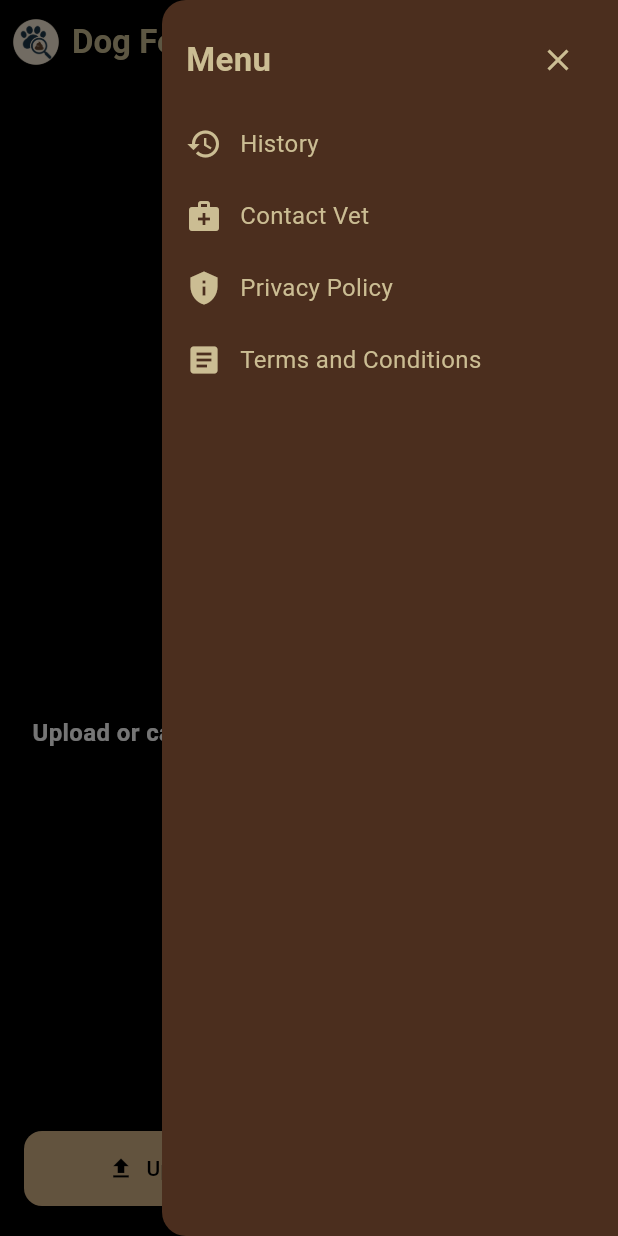
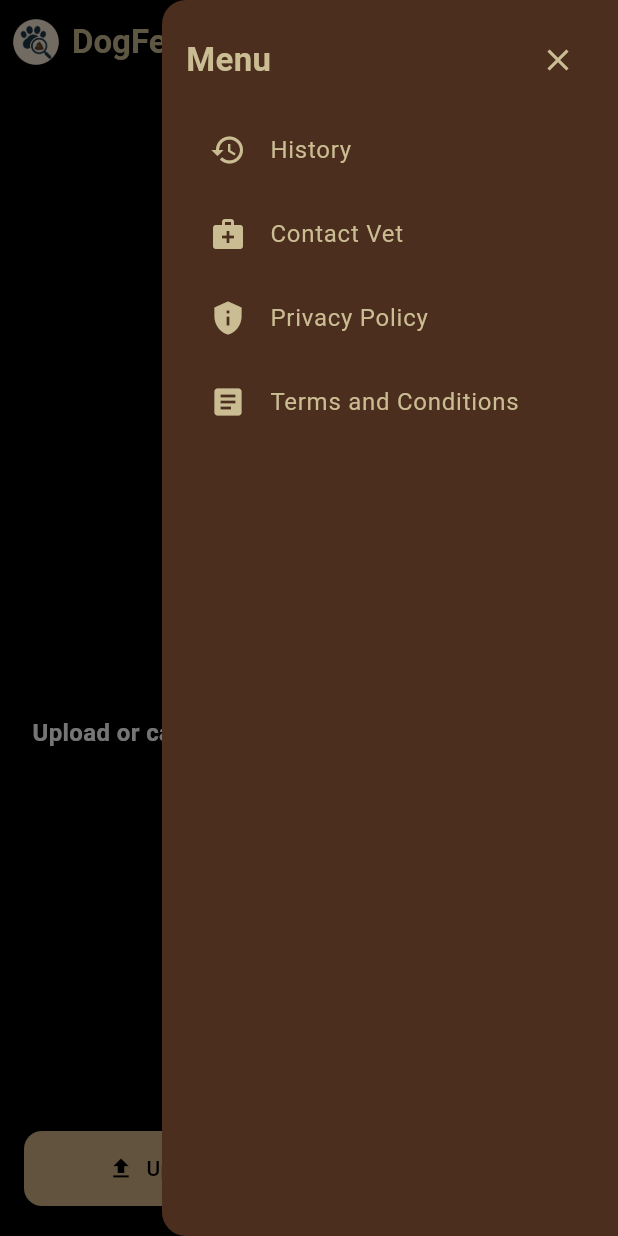
Before and after one commit to Greed003/DogFecalScan, a Flutter app: the HomeScreen screen opened directly, with the side drawer open, on a phone screen of 412 x 824 dp. Run offline on Flutter 3.47's test engine with Material 3 defaults, Android fonts, the phone set to English and light mode, and no system bars; our stand-ins replace image_picker, shared_preferences; missing offline and left inert: tflite_flutter; accounts and stored records are empty.

Commit message:
adding abnormalities

```diff
--- a/lib/main.dart
+++ b/lib/main.dart
@@ -94,6 +94,9 @@ class _HomeScreenState extends State<HomeScreen> {
   final double bloodThreshold = 0.70;
   String _result = "No result";
   bool _isLoading = false;
+  bool _modelsLoaded = false;
+  double _loadingProgress = 0.0;
+  String _loadingStage = "Starting...";
   // ✅ Match Python class_names order
   final List<String> _labels = ["Dry", "Watery", "Normal", "Soft"];
 
@@ -105,31 +108,31 @@ class _HomeScreenState extends State<HomeScreen> {
 
   Future<void> _loadModel() async {
     try {
-      print("⏳ Loading classification model...");
+      setState(() {
+        _isLoading = true;
+      });
+
+      print("⏳ Loading models...");
 
       // ---- CLASSIFICATION MODEL ----
       _interpreter = await Interpreter.fromAsset(
         'model/v2.tflite',
         options: InterpreterOptions()
           ..threads = 4
-          ..useNnApiForAndroid = true, // ⚡ Faster inference
+          ..useNnApiForAndroid = true,
       );
 
       print("✅ Classification model loaded.");
 
-
       // ---- YOLO PARASITE MODEL ----
-      print("⏳ Loading YOLO parasite model...");
-
       _yoloInterpreter = await Interpreter.fromAsset(
         'model/yolov8_parasite.tflite',
         options: InterpreterOptions()
           ..threads = 4
-          ..useNnApiForAndroid = true, // ⚡ Speed boost for YOLO
+          ..useNnApiForAndroid = true,
       );
 
       print("🟢 YOLO model loaded successfully");
-
 
       // ---- LOAD YOLO LABELS ----
       final labelData = await rootBundle.loadString('model/plabels.txt');
@@ -139,8 +142,6 @@ class _HomeScreenState extends State<HomeScreen> {
       print("🏷️ YOLO labels loaded: $_yoloLabels");
 
       // ---- YOLO BLOOD MODEL ----
-      print("⏳ Loading YOLO blood model...");
-
       _bloodInterpreter = await Interpreter.fromAsset(
         'model/yolov8_blood.tflite',
         options: InterpreterOptions()
@@ -160,25 +161,50 @@ class _HomeScreenState extends State<HomeScreen> {
 
       print("🏷️ Blood YOLO labels loaded: $_bloodLabels");
 
-      // ---- LOG CLASSIFICATION INPUT SHAPE ----
+      // ---- LOG INPUT SHAPES ----
       var input1 = _interpreter!.getInputTensor(0);
       print("📏 Classification Input: shape=${input1.shape}, type=${input1.type}");
 
-      // ---- LOG YOLO INPUT SHAPE ----
       var yoloInput = _yoloInterpreter!.getInputTensor(0);
       print("📏 YOLO Input: shape=${yoloInput.shape}, type=${yoloInput.type}");
 
-      // HELP: If input type is int8 or uint8, preprocessing MUST follow
-      print("🔍 YOLO input type is: ${yoloInput.type}");
+      print("🔥 Models fully initialized.");
 
-      print("🔥 Models fully initialized.");
+      // ✅ Models successfully loaded
+      setState(() {
+        _modelsLoaded = true;
+        _isLoading = false;
+      });
+
     } catch (e) {
       print("❌ Failed to load model: $e");
+      setState(() {
+        _isLoading = false;
+        _modelsLoaded = false;
+      });
     }
   }
 
   Future<void> _pickImage(ImageSource source) async {
     try {
+      // ✅ Check if models are loaded before proceeding
+      if (!_modelsLoaded) {
+        showDialog(
+          context: context,
+          builder: (context) => AlertDialog(
+            title: const Text("Models Not Ready"),
+            content: const Text("Please wait for the models to finish loading."),
+            actions: [
+              TextButton(
+                onPressed: () => Navigator.pop(context),
+                child: const Text("OK"),
+              ),
+            ],
+          ),
+        );
+        return;
+      }
+
       final pickedFile = await picker.pickImage(source: source, imageQuality: 85);
 
       if (pickedFile != null) {
@@ -353,9 +379,24 @@ class _HomeScreenState extends State<HomeScreen> {
 
 Future<void> _runModel(File file, {required ImageSource source}) async {
   if (_interpreter == null) return;
-    setState(() { _isLoading = true; });
-    await Future.delayed(const Duration(seconds: 3));
+
+  print("🔄 Starting _runModel - setting isLoading to true");
+  setState(() {
+    _isLoading = true;
+    _loadingProgress = 0.0;
+    _loadingStage = "Initializing...";
+  });
+
   try {
+    // Add initial delay to ensure loading UI is visible
+
+    setState(() {
+      _loadingProgress = 10.0;
+      _loadingStage = "Processing image...";
+    });
+    await Future.delayed(const Duration(milliseconds: 250));
+
+    print("🔄 Running classification model...");
     var inputShape = _interpreter!.getInputTensor(0).shape;
     int inputSize = inputShape[1];
 
@@ -375,14 +416,17 @@ class _HomeScreenState extends State<HomeScreen> {
     );
     double maxValue = probabilities[predictedIndex];
 
-      print("Prediction: ${_labels[predictedIndex]} ($maxValue)");
-      setState(() { _isLoading = false; });
-      // ❗ ONLY STOP LOADING AFTER DECISION
+    print("🎯 Prediction: ${_labels[predictedIndex]} ($maxValue)");
+    setState(() {
+      _loadingProgress = 40.0;
+      _loadingStage = "Analyzing stool type...";
+    });
+    await Future.delayed(const Duration(milliseconds: 250));
+
     if (maxValue < 0.69) {
+      final retryLabel = source == ImageSource.camera ? "Retake Photo" : "Upload Again";
 
-        final retryLabel =
-            source == ImageSource.camera ? "Retake Photo" : "Upload Again";
-
+      print("❌ Low confidence - showing retry dialog");
       showDialog(
         context: context,
         builder: (context) => AlertDialog(
@@ -399,12 +443,20 @@ class _HomeScreenState extends State<HomeScreen> {
               ),
               onPressed: () {
                 Navigator.pop(context);
+                setState(() {
+                  _isLoading = false;
+                });
                 _pickImage(source);
               },
               child: Text(retryLabel),
             ),
             TextButton(
-                onPressed: () => Navigator.pop(context),
+              onPressed: () {
+                Navigator.pop(context);
+                setState(() {
+                  _isLoading = false;
+                });
+              },
               child: const Text("Cancel"),
             ),
           ],
@@ -413,12 +465,45 @@ class _HomeScreenState extends State<HomeScreen> {
       return;
     }
 
-      // Run parasite YOLO
+    setState(() {
+      _loadingProgress = 60.0;
+      _loadingStage = "Checking for parasites...";
+    });
+     await Future.delayed(const Duration(milliseconds: 250));
+    print("🔄 Running parasite detection...");
     final parasiteStatus = await detectParasiteStatus(file);
 
-      // Run blood YOLO
+    setState(() {
+      _loadingProgress = 80.0;
+      _loadingStage = "Checking for blood...";
+    });
+
+    await Future.delayed(const Duration(milliseconds: 250));
+    print("🔄 Running blood detection...");
     final bloodStatus = await detectBloodStatus(file);
 
+    setState(() {
+      _loadingProgress = 95.0;
+      _loadingStage = "Finalizing results...";
+    });
+
+    // Add artificial delay to show loading for at least 1.5 seconds total
+    await Future.delayed(const Duration(milliseconds: 250));
+
+    setState(() {
+      _loadingProgress = 100.0;
+      _loadingStage = "Complete!";
+    });
+
+    await Future.delayed(const Duration(milliseconds: 300));
+
+    print("🔄 All models completed - setting isLoading to false");
+    setState(() {
+      _isLoading = false;
+    });
+
+    print("🔄 Navigating to results screen");
+    if (!mounted) return;
     Navigator.push(
       context,
       MaterialPageRoute(
@@ -431,17 +516,32 @@ class _HomeScreenState extends State<HomeScreen> {
         ),
       ),
     );
+
   } catch (e, stack) {
-      setState(() { _isLoading = false; });
-      print("❌ Error running model: $e\n$stack");
+    print("❌ Error in _runModel: $e\n$stack");
+    setState(() {
+      _isLoading = false;
+    });
   }
+}
+
+  Widget _buildMenuItem(IconData icon, String title, VoidCallback onTap) {
+    return ListTile(
+      leading: Icon(icon, color: const Color(0xFFCBBD93)),
+      title: Text(
+        title,
+        style: const TextStyle(color: Color(0xFFCBBD93)),
+      ),
+      onTap: () {
+        Navigator.pop(context);
+        onTap();
+      },
+    );
   }
 
   @override
   Widget build(BuildContext context) {
-    return Stack(
-      children: [
-        Scaffold(
+    return Scaffold(
       backgroundColor: Colors.black,
       appBar: AppBar(
         backgroundColor: Colors.black,
@@ -461,7 +561,7 @@ class _HomeScreenState extends State<HomeScreen> {
               ),
             ),
             const Text(
-                  'Dog Fecal Scan',
+              'DogFecalScan',
               style: TextStyle(
                 fontWeight: FontWeight.bold,
                 color: Color(0xFFCBBD93),
@@ -501,8 +601,7 @@ class _HomeScreenState extends State<HomeScreen> {
                       ),
                     ),
                     IconButton(
-                          icon:
-                              const Icon(Icons.close, color: Color(0xFFCBBD93)),
+                      icon: const Icon(Icons.close, color: Color(0xFFCBBD93)),
                       onPressed: () => Navigator.pop(context),
                     ),
                   ],
@@ -525,7 +624,10 @@ class _HomeScreenState extends State<HomeScreen> {
           ),
         ),
       ),
-          body: SafeArea(
+      body: Stack(
+        children: [
+          // Main Content
+          SafeArea(
             child: Column(
               mainAxisAlignment: MainAxisAlignment.center,
               children: [
@@ -549,45 +651,42 @@ class _HomeScreenState extends State<HomeScreen> {
                 ),
                 const Spacer(),
                 Padding(
-                  padding: const EdgeInsets.symmetric(
-                      horizontal: 16.0, vertical: 20),
+                  padding: const EdgeInsets.symmetric(horizontal: 16.0, vertical: 20),
                   child: Row(
                     mainAxisAlignment: MainAxisAlignment.spaceEvenly,
                     children: [
                       Expanded(
                         child: ElevatedButton.icon(
-                          onPressed: () => _pickImage(ImageSource.gallery),
+                          onPressed: _modelsLoaded ? () => _pickImage(ImageSource.gallery) : null,
                           style: ElevatedButton.styleFrom(
-                            backgroundColor: const Color(0xFFD6B588),
+                            backgroundColor: _modelsLoaded ? const Color(0xFFD6B588) : Colors.grey,
                             shape: RoundedRectangleBorder(
                               borderRadius: BorderRadius.circular(12),
                             ),
                             padding: const EdgeInsets.symmetric(vertical: 15),
                           ),
-                          icon:
-                              const Icon(Icons.upload, color: Colors.black),
-                          label: const Text(
+                          icon: Icon(Icons.upload, color: _modelsLoaded ? Colors.black : Colors.white),
+                          label: Text(
                             'Upload',
-                            style: TextStyle(color: Colors.black),
+                            style: TextStyle(color: _modelsLoaded ? Colors.black : Colors.white),
                           ),
                         ),
                       ),
                       const SizedBox(width: 16),
                       Expanded(
                         child: ElevatedButton.icon(
-                          onPressed: () => _pickImage(ImageSource.camera),
+                          onPressed: _modelsLoaded ? () => _pickImage(ImageSource.camera) : null,
                           style: ElevatedButton.styleFrom(
-                            backgroundColor: const Color(0xFFD6B588),
+                            backgroundColor: _modelsLoaded ? const Color(0xFFD6B588) : Colors.grey,
                             shape: RoundedRectangleBorder(
                               borderRadius: BorderRadius.circular(12),
                             ),
                             padding: const EdgeInsets.symmetric(vertical: 15),
                           ),
-                          icon: const Icon(Icons.camera_alt,
-                              color: Colors.black),
-                          label: const Text(
+                          icon: Icon(Icons.camera_alt, color: _modelsLoaded ? Colors.black : Colors.white),
+                          label: Text(
                             'Take a Photo',
-                            style: TextStyle(color: Colors.black),
+                            style: TextStyle(color: _modelsLoaded ? Colors.black : Colors.white),
                           ),
                         ),
                       ),
@@ -597,40 +696,99 @@ class _HomeScreenState extends State<HomeScreen> {
               ],
             ),
           ),
+
+          // Model Loading Overlay
+          if (_isLoading && !_modelsLoaded)
+            Container(
+              color: Colors.black87,
+              child: Center(
+                child: Column(
+                  mainAxisAlignment: MainAxisAlignment.center,
+                  children: [
+                    const CircularProgressIndicator(
+                      valueColor: AlwaysStoppedAnimation<Color>(Color(0xFFD6B588)),
+                    ),
+                    const SizedBox(height: 20),
+                    Padding(
+                      padding: const EdgeInsets.symmetric(horizontal: 40.0),
+                      child: Text(
+                        "Loading models...",
+                        style: const TextStyle(
+                          color: Color(0xFFCBBD93),
+                          fontSize: 18,
+                          fontWeight: FontWeight.w500,
+                        ),
+                        textAlign: TextAlign.center,
+                      ),
+                    ),
+                  ],
+                ),
+              ),
             ),
 
-        // 🔥 Loading Overlay
-        if (_isLoading)
+// Image Processing Overlay - Simple Design
+if (_isLoading && _modelsLoaded)
   Container(
-            color: Colors.black54,
-            child: const Center(
-              child: CircularProgressIndicator(
-                valueColor: AlwaysStoppedAnimation<Color>(Colors.white),
+    width: MediaQuery.of(context).size.width,
+    height: MediaQuery.of(context).size.height,
+    color: Colors.black87,
+    child: Center(
+      child: Column(
+        mainAxisAlignment: MainAxisAlignment.center,
+        children: [
+          // Loading Text
+          Text(
+            _loadingStage,
+            style: const TextStyle(
+              color: Color(0xFFCBBD93),
+              fontSize: 18,
+              fontWeight: FontWeight.w500,
+            ),
+          ),
+
+          const SizedBox(height: 30),
+
+          // Progress Bar Container
+          Container(
+            width: MediaQuery.of(context).size.width * 0.7,
+            height: 8,
+            decoration: BoxDecoration(
+              color: Colors.black.withOpacity(0.3),
+              borderRadius: BorderRadius.circular(4),
+            ),
+            child: Stack(
+              children: [
+                // Progress Fill
+                AnimatedContainer(
+                  duration: const Duration(milliseconds: 300),
+                  curve: Curves.easeOut,
+                  width: (MediaQuery.of(context).size.width * 0.7) * (_loadingProgress / 100),
+                  height: 8,
+                  decoration: BoxDecoration(
+                    color: const Color(0xFFD6B588),
+                    borderRadius: BorderRadius.circular(4),
+                  ),
+                ),
+              ],
+            ),
+          ),
+
+          const SizedBox(height: 15),
+
+          // Percentage
+          Text(
+            "${_loadingProgress.toInt()}%",
+            style: const TextStyle(
+              color: Color(0xFFCBBD93),
+              fontSize: 16,
+              fontWeight: FontWeight.w500,
+            ),
+          ),
+        ],
       ),
     ),
   ),
         ],
-    );
-  }
-
-  Widget _buildMenuItem(IconData icon, String title, VoidCallback onTap) {
-    return InkWell(
-      onTap: onTap,
-      child: Padding(
-        padding: const EdgeInsets.symmetric(vertical: 12),
-        child: Row(
-          children: [
-            Icon(icon, color: const Color(0xFFCBBD93)),
-            const SizedBox(width: 12),
-            Text(
-              title,
-              style: const TextStyle(
-                fontSize: 16,
-                color: Color(0xFFCBBD93),
-              ),
-            ),
-          ],
-        ),
       ),
     );
   }
@@ -1002,7 +1160,7 @@ class _ResultScreenState extends State<ResultScreen>
   int _getPriorityLevel(String recommendation) {
     if (recommendation.contains('immediate vet') || recommendation.contains('emergency')) {
       return 3;
-    } else if (recommendation.contains('vet advice') || recommendation.contains('Withhold food')) {
+    } else if (recommendation.contains('vet advice') || recommendation.contains('Withhold food')||recommendation.contains('adequate water')) {
       return 2;
     } else if (recommendation.contains('⚠️') || recommendation.contains('Consult vet')) {
       return 1;
@@ -1183,7 +1341,7 @@ class _ResultScreenState extends State<ResultScreen>
                           crossAxisAlignment: CrossAxisAlignment.start,
                           children: [
                             Text(
-                              "Additional Findings:",
+                              "Additional Findings",
                               style: TextStyle(
                                 fontSize: 18,
                                 fontWeight: FontWeight.bold,
```
Also changed, not shown: lib/history.dart (+5 -5 lines). Lines whose indentation alone changed are shown as unchanged.
